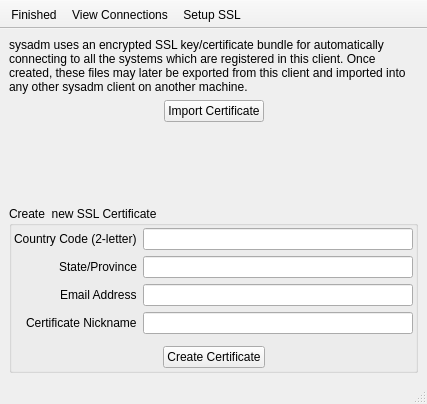
First picture: the form in src-qt5/gui_client/C_Manager.ui, repository trueos/sysadm-ui-qt, before the edit.
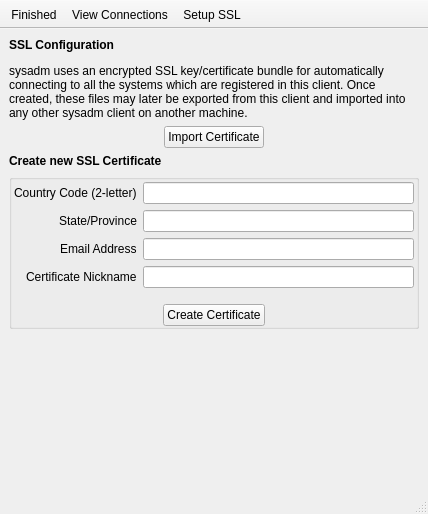
Second picture: the form after the edit. Icons and pictures are not drawn.

Commit message: General layout improvements.  Small size adjustments to allow for said improvements.  Margin spacing, button padding, space balancing.

```diff
--- a/src-qt5/gui_client/C_Manager.ui
+++ b/src-qt5/gui_client/C_Manager.ui
@@ -6,8 +6,8 @@
    <rect>
     <x>0</x>
     <y>0</y>
-    <width>427</width>
-    <height>404</height>
+    <width>428</width>
+    <height>514</height>
    </rect>
   </property>
   <property name="windowTitle">
@@ -174,7 +174,7 @@
         <item>
          <widget class="QLabel" name="label">
           <property name="text">
-           <string>&lt;html&gt;&lt;head/&gt;&lt;body&gt;&lt;p&gt;sysadm uses an encrypted SSL key/certificate bundle for automatically connecting to all the systems which are registered in this client. Once created, these files may later be exported from this client and imported into any other sysadm client on another machine.&lt;/p&gt;&lt;/body&gt;&lt;/html&gt;</string>
+           <string>&lt;html&gt;&lt;head/&gt;&lt;body&gt;&lt;p&gt;&lt;span style=&quot; font-weight:600;&quot;&gt;SSL Configuration&lt;/span&gt;&lt;/p&gt;&lt;p&gt;sysadm uses an encrypted SSL key/certificate bundle for automatically connecting to all the systems which are registered in this client. Once created, these files may later be exported from this client and imported into any other sysadm client on another machine.&lt;/p&gt;&lt;/body&gt;&lt;/html&gt;</string>
           </property>
           <property name="wordWrap">
            <bool>true</bool>
@@ -223,17 +223,17 @@
          </layout>
         </item>
         <item>
-         <spacer name="verticalSpacer_3">
-          <property name="orientation">
-           <enum>Qt::Vertical</enum>
+         <widget class="QLabel" name="label_6">
+          <property name="font">
+           <font>
+            <weight>75</weight>
+            <bold>true</bold>
+           </font>
           </property>
-          <property name="sizeHint" stdset="0">
-           <size>
-            <width>20</width>
-            <height>40</height>
-           </size>
+          <property name="text">
+           <string>Create new SSL Certificate</string>
           </property>
-         </spacer>
+         </widget>
         </item>
         <item>
          <widget class="QGroupBox" name="group_ssl_create">
@@ -244,7 +244,7 @@
            </sizepolicy>
           </property>
           <property name="title">
-           <string>Create  new SSL Certificate</string>
+           <string/>
           </property>
           <layout class="QFormLayout" name="formLayout">
            <property name="labelAlignment">
@@ -260,16 +260,16 @@
             <number>2</number>
            </property>
            <property name="bottomMargin">
-            <number>2</number>
+            <number>0</number>
            </property>
-           <item row="0" column="0">
+           <item row="3" column="0">
             <widget class="QLabel" name="label_2">
              <property name="text">
               <string>Country Code (2-letter)</string>
              </property>
             </widget>
            </item>
-           <item row="0" column="1">
+           <item row="3" column="1">
             <widget class="QLineEdit" name="line_cert_country">
              <property name="inputMethodHints">
               <set>Qt::ImhUppercaseOnly</set>
@@ -288,14 +288,14 @@
              </property>
             </widget>
            </item>
-           <item row="1" column="0">
+           <item row="4" column="0">
             <widget class="QLabel" name="label_3">
              <property name="text">
               <string>State/Province</string>
              </property>
             </widget>
            </item>
-           <item row="1" column="1">
+           <item row="4" column="1">
             <widget class="QLineEdit" name="line_cert_state">
              <property name="inputMethodHints">
               <set>Qt::ImhLowercaseOnly|Qt::ImhUppercaseOnly</set>
@@ -308,14 +308,14 @@
              </property>
             </widget>
            </item>
-           <item row="2" column="0">
+           <item row="5" column="0">
             <widget class="QLabel" name="label_4">
              <property name="text">
               <string>Email Address</string>
              </property>
             </widget>
            </item>
-           <item row="2" column="1">
+           <item row="5" column="1">
             <widget class="QLineEdit" name="line_cert_email">
              <property name="inputMethodHints">
               <set>Qt::ImhEmailCharactersOnly</set>
@@ -325,14 +325,14 @@
              </property>
             </widget>
            </item>
-           <item row="3" column="0">
+           <item row="6" column="0">
             <widget class="QLabel" name="label_5">
              <property name="text">
               <string>Certificate Nickname</string>
              </property>
             </widget>
            </item>
-           <item row="3" column="1">
+           <item row="6" column="1">
             <widget class="QLineEdit" name="line_cert_nick">
              <property name="inputMethodHints">
               <set>Qt::ImhDigitsOnly|Qt::ImhLowercaseOnly|Qt::ImhUppercaseOnly</set>
@@ -345,7 +345,20 @@
              </property>
             </widget>
            </item>
-           <item row="5" column="0" colspan="2">
+           <item row="7" column="0">
+            <spacer name="verticalSpacer_2">
+             <property name="orientation">
+              <enum>Qt::Vertical</enum>
+             </property>
+             <property name="sizeHint" stdset="0">
+              <size>
+               <width>20</width>
+               <height>0</height>
+              </size>
+             </property>
+            </spacer>
+           </item>
+           <item row="8" column="0" colspan="2">
             <layout class="QHBoxLayout" name="horizontalLayout">
              <item>
               <spacer name="horizontalSpacer">
@@ -386,22 +399,22 @@
              </item>
             </layout>
            </item>
-           <item row="4" column="0">
-            <spacer name="verticalSpacer_2">
-             <property name="orientation">
-              <enum>Qt::Vertical</enum>
-             </property>
-             <property name="sizeHint" stdset="0">
-              <size>
-               <width>20</width>
-               <height>0</height>
-              </size>
-             </property>
-            </spacer>
-           </item>
           </layout>
          </widget>
         </item>
+        <item>
+         <spacer name="verticalSpacer_3">
+          <property name="orientation">
+           <enum>Qt::Vertical</enum>
+          </property>
+          <property name="sizeHint" stdset="0">
+           <size>
+            <width>20</width>
+            <height>40</height>
+           </size>
+          </property>
+         </spacer>
+        </item>
        </layout>
       </widget>
      </widget>
```
The commit also changes 1 other file.
